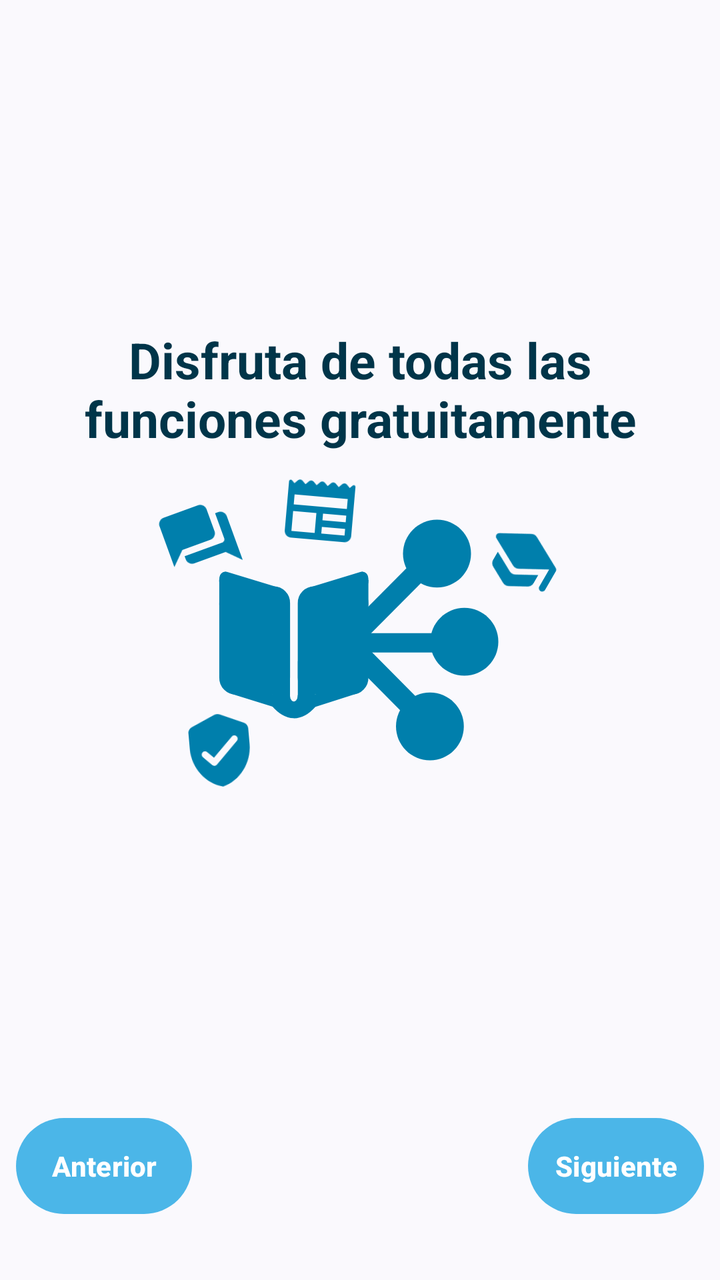
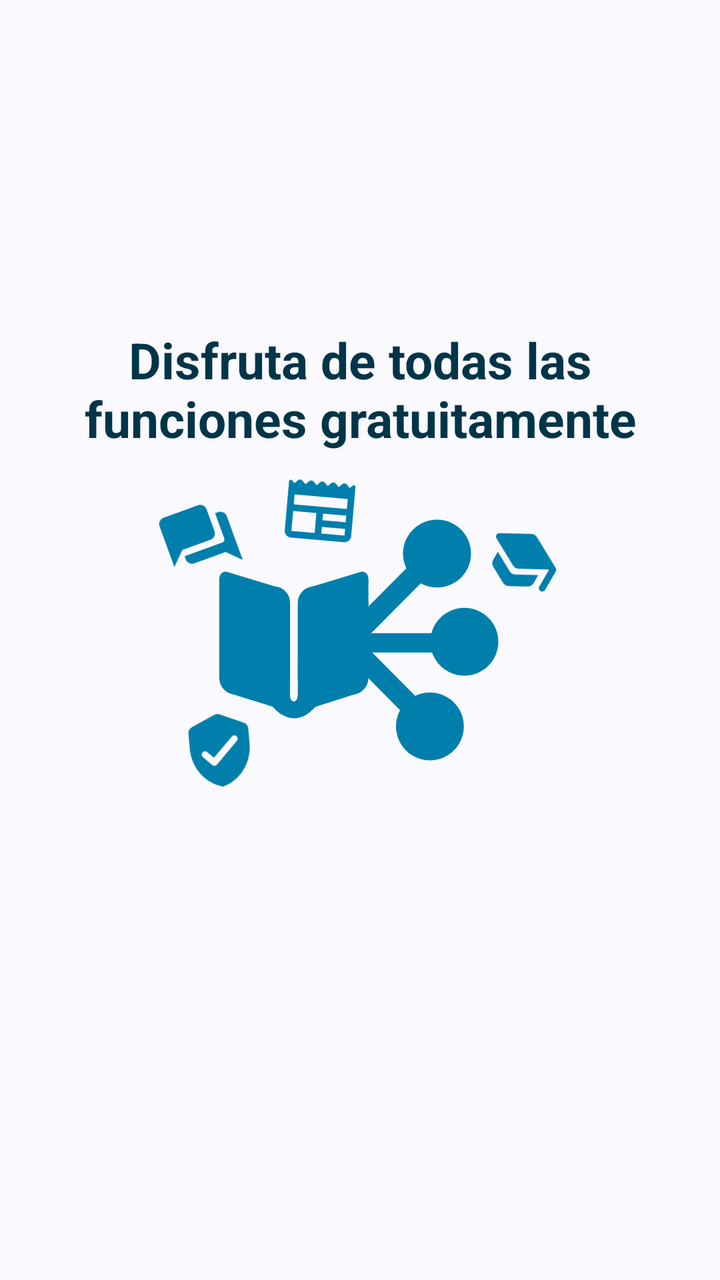

An Android layout rendered at two revisions. The XML below is the earlier revision; the diff shows what the commit changed to produce the second picture.
<!-- AndroidManifest.xml: application theme Theme.PreuSync.Dynamic -->
<!-- res/layout/fragment_onboarding_features.xml -->
<?xml version="1.0" encoding="utf-8"?>
<LinearLayout
    xmlns:android="http://schemas.android.com/apk/res/android"
    xmlns:app="http://schemas.android.com/apk/res-auto"
    xmlns:tools="http://schemas.android.com/tools"
    android:layout_width="match_parent"
    android:layout_height="match_parent"
    android:orientation="vertical"
    android:id="@+id/onboardingFeaturesLayoutContainer">

    <RelativeLayout
        android:id="@+id/mainContainer"
        android:layout_width="match_parent"
        android:layout_height="match_parent">

        <RelativeLayout
            android:id="@+id/logo"
            android:layout_width="250dp"
            android:layout_height="250dp"
            android:layout_centerInParent="true">

            <ImageView
                android:id="@+id/chats"
                android:layout_width="40dp"
                android:layout_height="40dp"
                android:src="@drawable/ic_nav_posts"
                android:scaleType="fitCenter"
                android:rotation="340"
                android:translationY="-50.0dp"
                android:layout_alignLeft="@id/icon"
                android:layout_centerVertical="true"
                style="@style/ImageViewIconStyle" />

            <ImageView
                android:id="@+id/icon"
                android:layout_width="200dp"
                android:layout_height="200dp"
                android:src="@drawable/logo"
                android:scaleType="fitCenter"
                android:layout_centerInParent="true"
                style="@style/ImageViewIconStyle" />

            <ImageView
                android:id="@+id/news"
                android:layout_width="40dp"
                android:layout_height="40dp"
                android:src="@drawable/ic_nav_news"
                android:scaleType="fitCenter"
                android:rotation="5"
                android:translationX="-20.0dp"
                android:translationY="40.0dp"
                android:layout_alignTop="@id/logo"
                android:layout_centerHorizontal="true"
                style="@style/ImageViewIconStyle" />

            <ImageView
                android:id="@+id/school"
                android:layout_width="40dp"
                android:layout_height="40dp"
                android:src="@drawable/ic_school"
                android:scaleType="fitCenter"
                android:rotation="30"
                android:translationY="-40.0dp"
                android:layout_alignRight="@id/icon"
                android:layout_centerVertical="true"
                style="@style/ImageViewIconStyle" />

            <ImageView
                android:id="@+id/secure"
                android:layout_width="40dp"
                android:layout_height="40dp"
                android:src="@drawable/ic_verified"
                android:scaleType="fitCenter"
                android:rotation="355"
                android:translationX="10.0dp"
                android:translationY="55.0dp"
                android:layout_alignLeft="@id/icon"
                android:layout_centerVertical="true"
                style="@style/ImageViewIconStyle" />
        </RelativeLayout>

        <TextView
            android:id="@+id/featuresDescription"
            android:layout_width="wrap_content"
            android:layout_height="wrap_content"
            android:paddingHorizontal="8dp"
            android:paddingTop="@dimen/padding_8dp"
            android:gravity="center_horizontal|center_vertical"
            android:text="@string/onboarding_desc_2"
            android:textStyle="bold"
            android:textColor="?attr/colorText"
            android:translationY="-40.0dp"
            android:layout_alignTop="@id/logo"
            android:layout_centerHorizontal="true"
            android:textSize="@dimen/text_size_25sp" />

        <RelativeLayout
            android:id="@+id/controls"
            android:layout_width="match_parent"
            android:layout_height="wrap_content"
            android:padding="@dimen/padding_8dp"
            android:layout_alignParentBottom="true"
            android:layout_centerHorizontal="true">

            <com.google.android.material.button.MaterialButton
                android:id="@+id/materialButton3"
                android:layout_width="wrap_content"
                android:layout_height="wrap_content"
                android:padding="@dimen/padding_8dp"
                android:gravity="center_horizontal|center_vertical"
                android:text="@string/button_previous"
                android:textColor="#FFFFFF"
                android:translationY="-25.0dp"
                style="@style/Widget.PreuSync.Button.Global"
                android:textSize="@dimen/text_size_14sp"
                android:layout_alignParentBottom="true"
                android:layout_alignParentStart="true" />

            <com.google.android.material.button.MaterialButton
                android:id="@+id/materialButton4"
                android:layout_width="wrap_content"
                android:layout_height="wrap_content"
                android:padding="@dimen/padding_8dp"
                android:gravity="center_horizontal|center_vertical"
                android:text="@string/button_next"
                android:textColor="#FFFFFF"
                android:translationY="-25.0dp"
                style="@style/Widget.PreuSync.Button.Global"
                android:textSize="@dimen/text_size_14sp"
                android:layout_alignParentBottom="true"
                android:layout_alignParentEnd="true" />
        </RelativeLayout>
    </RelativeLayout>
</LinearLayout>
<!-- resources referenced by this layout -->
<resources>
  <dimen name="padding_8dp">8dp</dimen>
  <dimen name="text_size_14sp">14sp</dimen>
  <dimen name="text_size_25sp">25sp</dimen>
  <!-- drawable ic_nav_posts (drawable) -->
  <?xml version="1.0" encoding="utf-8"?>
  <vector
  	xmlns:android="http://schemas.android.com/apk/res/android"
  	android:width="24dp"
  	android:height="24dp"
  	android:viewportWidth="24"
  	android:viewportHeight="24">
  	<path
  		android:fillColor="@color/colorAccent"
  		android:pathData="M20 6h-1v8c0 .55-.45 1-1 1H6v1c0 1.1.9 2 2 2h10l4 4V8c0-1.1-.9-2-2-2zm-3 5V4c0-1.1-.9-2-2-2H4c-1.1 0-2 .9-2 2v13l4-4h9c1.1 0 2-.9 2-2z" />
  </vector>
  <!-- drawable ic_school (drawable) -->
  <?xml version="1.0" encoding="utf-8"?>
  <vector
  	xmlns:android="http://schemas.android.com/apk/res/android"
  	android:width="24dp"
  	android:height="24dp"
  	android:viewportWidth="24"
  	android:viewportHeight="24">
  	<path
  		android:fillColor="@color/colorAccent"
  		android:pathData="M5 13.18v2.81c0 .73.4 1.41 1.04 1.76l5 2.73c.6.33 1.32.33 1.92 0l5-2.73c.64-.35 1.04-1.03 1.04-1.76v-2.81l-6.04 3.3c-.6.33-1.32.33-1.92 0L5 13.18zm6.04-9.66l-8.43 4.6c-.69.38-.69 1.38 0 1.76l8.43 4.6c.6.33 1.32.33 1.92 0L21 10.09V16c0 .55.45 1 1 1s1-.45 1-1V9.59c0-.37-.2-.7-.52-.88l-9.52-5.19a2.04 2.04 0 0 0-1.92 0z" />
  </vector>
  <!-- drawable ic_verified (drawable) -->
  <?xml version="1.0" encoding="utf-8"?>
  <vector
  	xmlns:android="http://schemas.android.com/apk/res/android"
  	android:width="24dp"
  	android:height="24dp"
  	android:viewportWidth="24"
  	android:viewportHeight="24">
  	<path
  		android:fillColor="@color/colorAccent"
  		android:pathData="M11.19 1.36l-7 3.11C3.47 4.79 3 5.51 3 6.3V11c0 5.55 3.84 10.74 9 12c5.16-1.26 9-6.45 9-12V6.3c0-.79-.47-1.51-1.19-1.83l-7-3.11c-.51-.23-1.11-.23-1.62 0zm-1.9 14.93L6.7 13.7a.996.996 0 1 1 1.41-1.41L10 14.17l5.88-5.88a.996.996 0 1 1 1.41 1.41l-6.59 6.59a.996.996 0 0 1-1.41 0z" />
  </vector>
  <string name="button_next">Siguiente</string>
  <string name="button_previous">Anterior</string>
  <string name="onboarding_desc_2">Disfruta de todas las funciones gratuitamente</string>
  <style name="ImageViewIconStyle">
          <item name="tint">?attr/colorAccent</item>
      </style>
  <style name="Widget.PreuSync.Button.Global" parent="Widget.Material3.Button">
          <item name="backgroundTint">?attr/colorSecondary</item>
          <item name="rippleColor">?attr/colorControlHighlight</item>
          <item name="cornerRadius">@dimen/button_corner_radius_normal</item>
          <item name="android:textStyle">bold</item>
          <item name="android:textSize">14sp</item>
          <item name="android:textColor">?attr/colorOnSecondary</item>
          <item name="android:insetTop">0dp</item>
          <item name="android:insetBottom">0dp</item>
      </style>
  <color name="colorAccent">#006684</color>
  <dimen name="button_corner_radius_normal">100dp</dimen>
  <color name="colorText">#191C1E</color>
  <color name="colorError">#BA1A1A</color>
  <style name="ThemeOverlay.PreuSync.MaterialAlertDialog" parent="ThemeOverlay.Material3.MaterialAlertDialog">
          <item name="colorPrimary">?attr/colorAccent</item>
          <item name="colorSecondary">?attr/colorAccent</item>
      </style>
  <style name="Widget.PreuSync.CardView" parent="Widget.Material3.CardView.Elevated">
          <item name="cardCornerRadius">@dimen/card_corner_radius</item>
          <item name="cardElevation">@dimen/card_elevation</item>
          <item name="cardBackgroundColor">?attr/colorBackgroundCard</item>
          <item name="strokeWidth">0dp</item>
      </style>
  <dimen name="card_corner_radius">20dp</dimen>
  <dimen name="card_elevation">4dp</dimen>
  <!-- unchanged entries left out for length: 3 -->
</resources>

<!-- the commit's change to res/layout/fragment_onboarding_features.xml (unified diff, before → after) -->
@@ -93,42 +93,5 @@
             android:layout_alignTop="@id/logo"
             android:layout_centerHorizontal="true"
             android:textSize="@dimen/text_size_25sp" />
-
-        <RelativeLayout
-            android:id="@+id/controls"
-            android:layout_width="match_parent"
-            android:layout_height="wrap_content"
-            android:padding="@dimen/padding_8dp"
-            android:layout_alignParentBottom="true"
-            android:layout_centerHorizontal="true">
-
-            <com.google.android.material.button.MaterialButton
-                android:id="@+id/materialButton3"
-                android:layout_width="wrap_content"
-                android:layout_height="wrap_content"
-                android:padding="@dimen/padding_8dp"
-                android:gravity="center_horizontal|center_vertical"
-                android:text="@string/button_previous"
-                android:textColor="#FFFFFF"
-                android:translationY="-25.0dp"
-                style="@style/Widget.PreuSync.Button.Global"
-                android:textSize="@dimen/text_size_14sp"
-                android:layout_alignParentBottom="true"
-                android:layout_alignParentStart="true" />
-
-            <com.google.android.material.button.MaterialButton
-                android:id="@+id/materialButton4"
-                android:layout_width="wrap_content"
-                android:layout_height="wrap_content"
-                android:padding="@dimen/padding_8dp"
-                android:gravity="center_horizontal|center_vertical"
-                android:text="@string/button_next"
-                android:textColor="#FFFFFF"
-                android:translationY="-25.0dp"
-                style="@style/Widget.PreuSync.Button.Global"
-                android:textSize="@dimen/text_size_14sp"
-                android:layout_alignParentBottom="true"
-                android:layout_alignParentEnd="true" />
-        </RelativeLayout>
     </RelativeLayout>
 </LinearLayout>
<!-- resource entries referenced after the edit -->
@@ -1,7 +1,6 @@
 <!-- resources referenced by this layout -->
 <resources>
   <dimen name="padding_8dp">8dp</dimen>
-  <dimen name="text_size_14sp">14sp</dimen>
   <dimen name="text_size_25sp">25sp</dimen>
   <!-- drawable ic_nav_posts (drawable) -->
   <?xml version="1.0" encoding="utf-8"?>
@@ -39,24 +38,11 @@
   		android:fillColor="@color/colorAccent"
   		android:pathData="M11.19 1.36l-7 3.11C3.47 4.79 3 5.51 3 6.3V11c0 5.55 3.84 10.74 9 12c5.16-1.26 9-6.45 9-12V6.3c0-.79-.47-1.51-1.19-1.83l-7-3.11c-.51-.23-1.11-.23-1.62 0zm-1.9 14.93L6.7 13.7a.996.996 0 1 1 1.41-1.41L10 14.17l5.88-5.88a.996.996 0 1 1 1.41 1.41l-6.59 6.59a.996.996 0 0 1-1.41 0z" />
   </vector>
-  <string name="button_next">Siguiente</string>
-  <string name="button_previous">Anterior</string>
   <string name="onboarding_desc_2">Disfruta de todas las funciones gratuitamente</string>
   <style name="ImageViewIconStyle">
           <item name="tint">?attr/colorAccent</item>
       </style>
-  <style name="Widget.PreuSync.Button.Global" parent="Widget.Material3.Button">
-          <item name="backgroundTint">?attr/colorSecondary</item>
-          <item name="rippleColor">?attr/colorControlHighlight</item>
-          <item name="cornerRadius">@dimen/button_corner_radius_normal</item>
-          <item name="android:textStyle">bold</item>
-          <item name="android:textSize">14sp</item>
-          <item name="android:textColor">?attr/colorOnSecondary</item>
-          <item name="android:insetTop">0dp</item>
-          <item name="android:insetBottom">0dp</item>
-      </style>
   <color name="colorAccent">#006684</color>
-  <dimen name="button_corner_radius_normal">100dp</dimen>
   <color name="colorText">#191C1E</color>
   <color name="colorError">#BA1A1A</color>
   <style name="ThemeOverlay.PreuSync.MaterialAlertDialog" parent="ThemeOverlay.Material3.MaterialAlertDialog">
